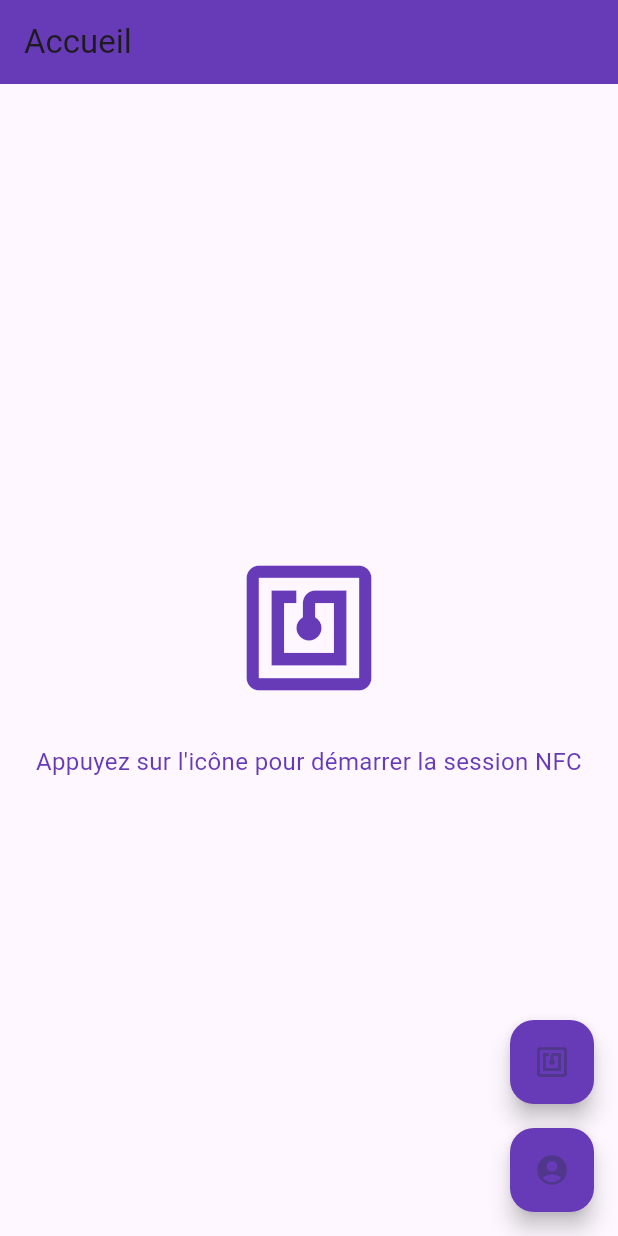
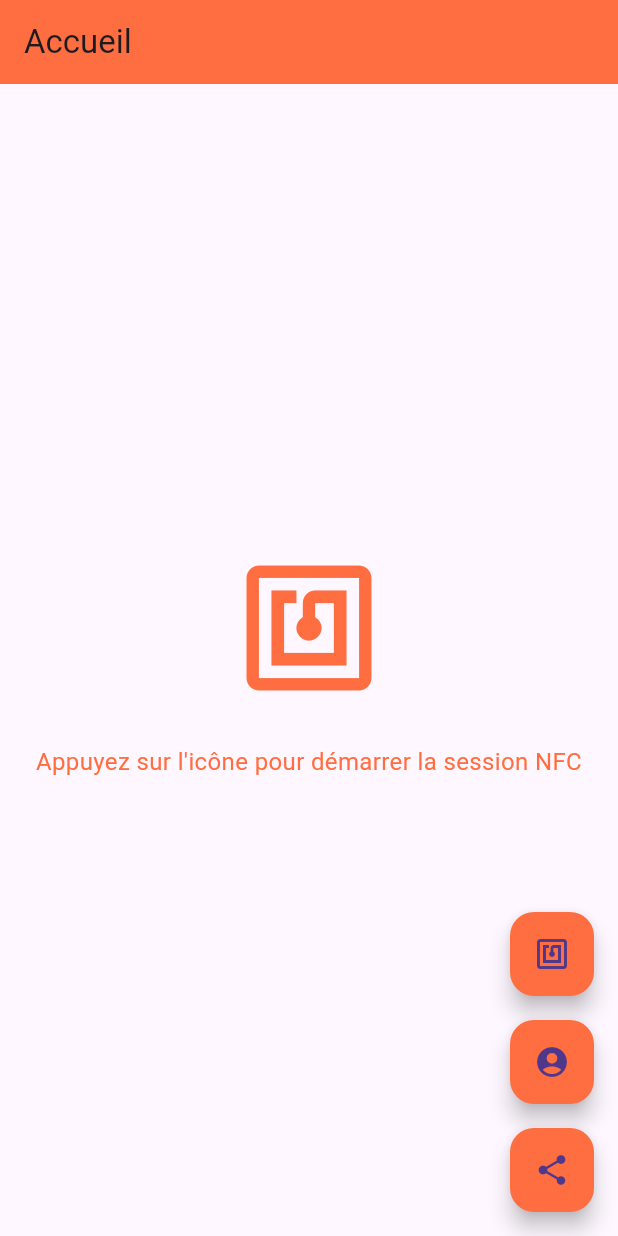
Before and after one commit to Khaddor/NFC_presence_etudiants, a Flutter app: the screen it shows after launch, on a phone screen of 412 x 824 dp. Run offline on Flutter 3.47's test engine with Material 3 defaults, Android fonts, the phone set to English and light mode, and no system bars; our stand-ins replace open_file, pdf, share_plus; missing offline and left inert: gsheets, nfc_manager; key blocks and very long unbroken strings in the code were emptied for the run.

Commit message:
edit home page

```diff
--- a/lib/home_page.dart
+++ b/lib/home_page.dart
@@ -1,5 +1,6 @@
 import 'package:flutter/material.dart';
 import 'package:nfc_manager/nfc_manager.dart';
+import 'generate_pdf_page.dart';
 import 'sheets_service.dart';
 import 'add_student_page.dart';
 import 'students_list_page.dart';
@@ -54,14 +55,14 @@ class _HomePageState extends State<HomePage> {
     return Scaffold(
       appBar: AppBar(
         title: Text('Accueil'),
-        backgroundColor: Colors.deepPurple,
+        backgroundColor: Colors.deepOrangeAccent,
       ),
       body: Center(
         child: Column(
           mainAxisAlignment: MainAxisAlignment.center,
           children: <Widget>[
             IconButton(
-              icon: Icon(Icons.nfc, size: 100, color: Colors.deepPurple),
+              icon: Icon(Icons.nfc, size: 100, color: Colors.deepOrangeAccent),
               onPressed: _startNfcSession,
               tooltip: 'Lire Tag NFC',
             ),
@@ -69,7 +70,7 @@ class _HomePageState extends State<HomePage> {
             SizedBox(height: 20), // Espacement entre les éléments
             Text(
               'Appuyez sur l\'icône pour démarrer la session NFC',
-              style: TextStyle(fontSize: 16, color: Colors.deepPurple),
+              style: TextStyle(fontSize: 16, color: Colors.deepOrangeAccent),
               textAlign: TextAlign.center,
             ),
           ],
@@ -82,7 +83,7 @@ class _HomePageState extends State<HomePage> {
             onPressed: _startNfcSession,
             tooltip: 'Lire Tag NFC',
             child: Icon(Icons.nfc),
-            backgroundColor: Colors.deepPurple,
+            backgroundColor: Colors.deepOrangeAccent,
             heroTag: null, // This is necessary to avoid hero tag conflicts
           ),
           SizedBox(height: 16), // Adjust the height as needed
@@ -97,9 +98,25 @@ class _HomePageState extends State<HomePage> {
             },
             tooltip: 'Second Button',
             child: Icon(Icons.account_circle),
-            backgroundColor: Colors.deepPurple,
+            backgroundColor: Colors.deepOrangeAccent,
             heroTag: null, // This is necessary to avoid hero tag conflicts
           ),
+          SizedBox(height: 16),
+          FloatingActionButton(
+            onPressed: () {
+              // Add the functionality for the second button here
+              // For example, you can navigate to another page or perform a different action
+              Navigator.of(context).push(
+                MaterialPageRoute(builder: (context) => GeneratePdfPage()),
+              );
+
+            },
+            tooltip: 'Second Button',
+            child: Icon(Icons.share),
+            backgroundColor: Colors.deepOrangeAccent,
+            heroTag: null, // This is necessary to avoid hero tag conflicts
+          ),
+
         ],
       ),
 
```
